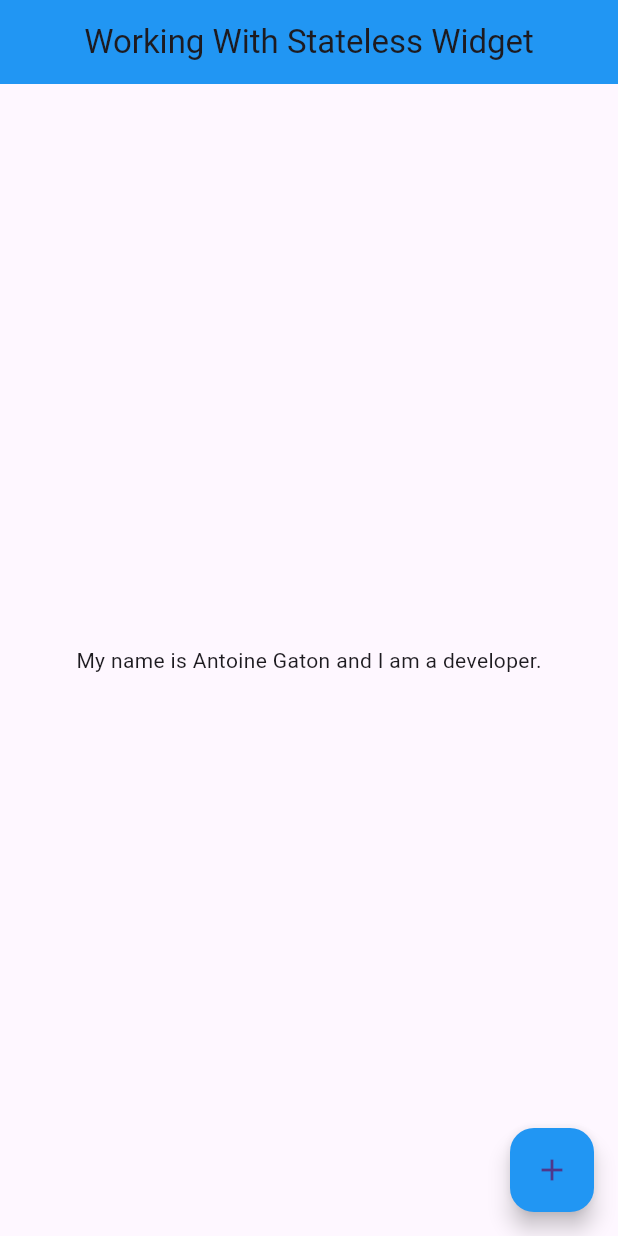
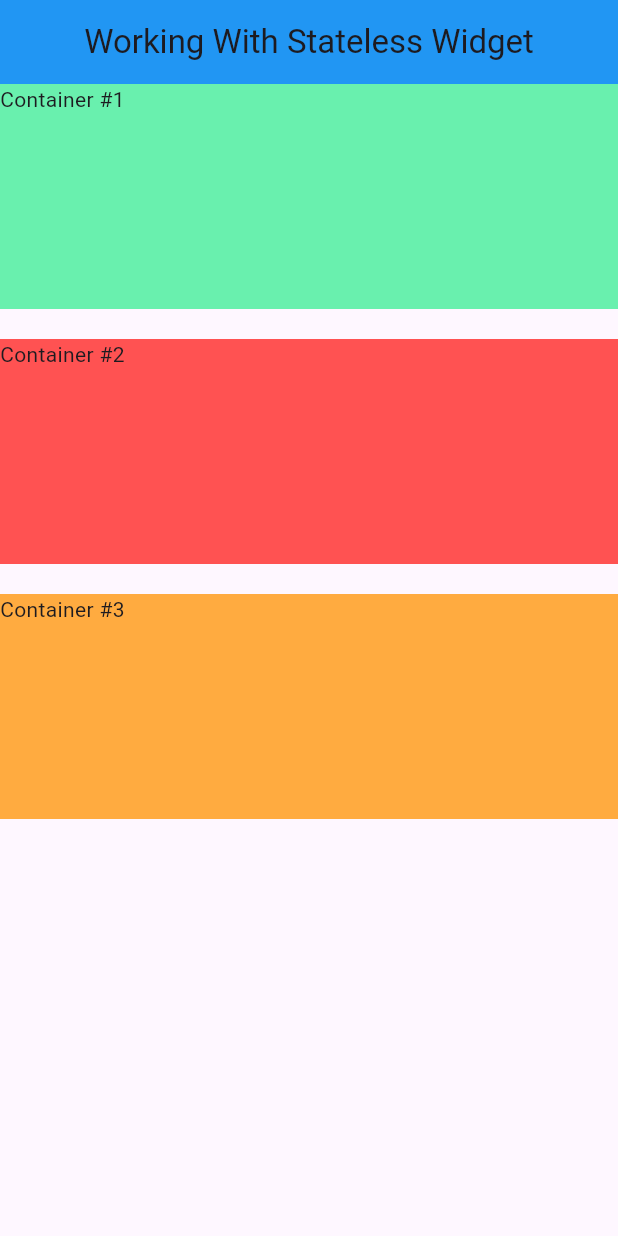
Before and after one commit to AntoineGaton/Flutter, a Flutter app: the screen it shows after launch, on a phone screen of 412 x 824 dp. Run offline on Flutter 3.47's test engine with Material 3 defaults, Android fonts, the phone set to English and light mode, and no system bars.

Commit message:
learning about column and row widget

```diff
--- a/Portfolio/mi_card_flutter/lib/main.dart
+++ b/Portfolio/mi_card_flutter/lib/main.dart
@@ -10,6 +10,7 @@ class MyApp extends StatelessWidget {
   @override
   Widget build(BuildContext context) {
     return MaterialApp(
+      debugShowCheckedModeBanner: false,
       home: Scaffold(
         appBar: AppBar(
           backgroundColor: Colors.blue,
@@ -17,14 +18,40 @@ class MyApp extends StatelessWidget {
             child: Text("Working With Stateless Widget"),
           ),
         ),
-        body: const Center(
-          child: Text('My name is Antoine Gaton and I am a developer.'),
-        ),
-        floatingActionButton: const FloatingActionButton(
-          backgroundColor: Colors.blue,
-          child: Icon(Icons.add),
+        body: SafeArea(
+            child: Column(
+          mainAxisSize: MainAxisSize.min,
+          crossAxisAlignment: CrossAxisAlignment.stretch,
+          children: [
+            Container(
+              height: 150.0,
+              width: 150.0,
+              color: Colors.greenAccent,
+              child: const Text("Container #1"),
             ),
-        ),
+            const SizedBox(
+              height: 20.0,
+            ),
+            Container(
+              height: 150.0,
+              width: 150.0,
+              color: Colors.redAccent,
+              child: const Text("Container #2"),
+            ),
+            const SizedBox(
+              height: 20.0,
+            ),
+            Container(
+              height: 150.0,
+              width: 150.0,
+              color: Colors.orangeAccent,
+              child: const Text("Container #3"),
+            ),
+            const SizedBox(
+              height: 20.0,
+            ),
+          ],
+        )),
       ),
     );
   }
```
